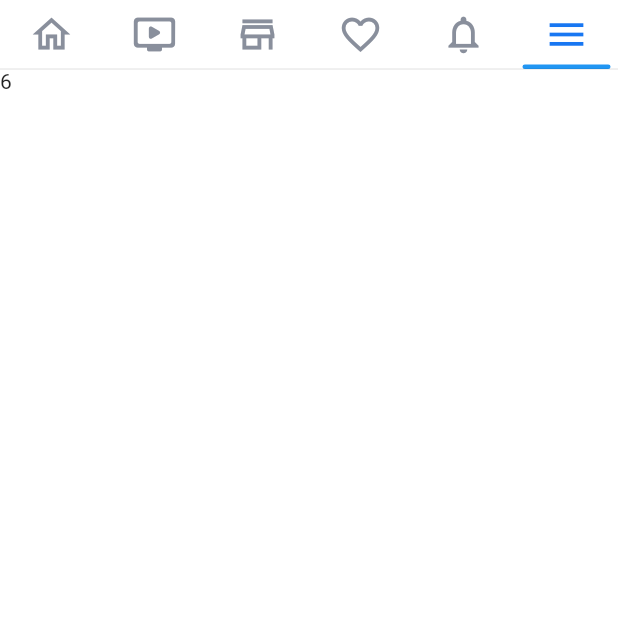
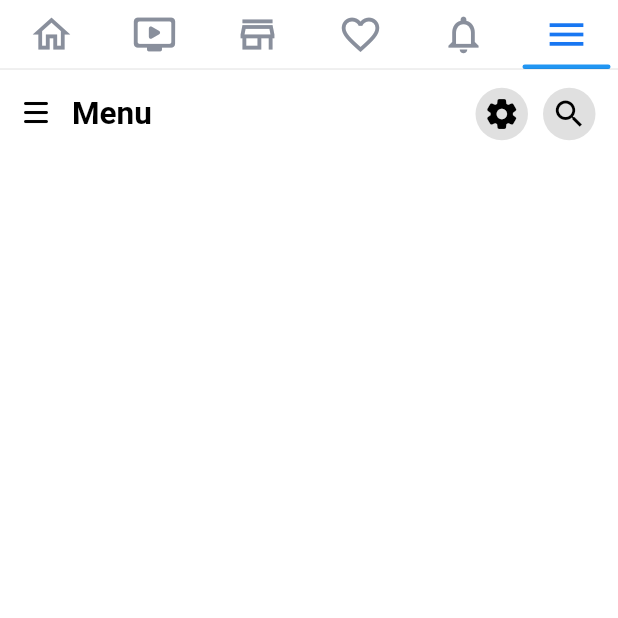
Before and after one commit to Dat-TG/facebook-clone-flutter, a Flutter app: the screen it shows after launch, tab 6 chosen, on a phone screen of 412 x 824 dp, the top half of it. Run offline on Flutter 3.47's test engine with Material 2 defaults, Android fonts, the phone set to English and light mode, and no system bars; our stand-ins replace video_player.

Commit message:
menu screen top bar

```diff
--- a/lib/features/home/screens/home_screen.dart
+++ b/lib/features/home/screens/home_screen.dart
@@ -1,6 +1,7 @@
 import 'package:facebook/constants/global_variables.dart';
 import 'package:facebook/features/dating/screens/dating_screen.dart';
 import 'package:facebook/features/home/widgets/home_app_bar.dart';
+import 'package:facebook/features/menu/screens/menu_screen.dart';
 import 'package:facebook/features/news-feed/screen/news_feed_screen.dart';
 import 'package:facebook/features/notifications/screens/notifications_screen.dart';
 import 'package:facebook/features/watch/screens/watch_screen.dart';
@@ -20,11 +21,17 @@ class _HomeScreenState extends State<HomeScreen> {
   ScrollController scrollController = ScrollController();
   late final list = <Widget>[
     NewsFeedScreen(parentScrollController: scrollController),
-    const WatchScreen(),
+    const WatchScreen(
+      key: Key('watch-screen'),
+    ),
     const Text('3'),
-    const DatingScreen(),
-    const NotificationsScreen(),
-    const Text('6')
+    const DatingScreen(
+      key: Key('dating-screen'),
+    ),
+    const NotificationsScreen(
+      key: Key('notifications-screen'),
+    ),
+    const MenuScreen()
   ];
   @override
   void initState() {
--- /dev/null
+++ b/lib/features/menu/screens/menu_screen.dart
@@ -0,0 +1,139 @@
+import 'package:flutter/material.dart';
+
+class MenuScreen extends StatefulWidget {
+  static double offset = 0;
+  const MenuScreen({super.key});
+
+  @override
+  State<MenuScreen> createState() => _MenuScreenState();
+}
+
+class _MenuScreenState extends State<MenuScreen> {
+  ScrollController scrollController =
+      ScrollController(initialScrollOffset: MenuScreen.offset);
+  ScrollController headerScrollController = ScrollController();
+
+  @override
+  void initState() {
+    super.initState();
+  }
+
+  @override
+  void dispose() {
+    scrollController.dispose();
+    headerScrollController.dispose();
+    super.dispose();
+  }
+
+  @override
+  Widget build(BuildContext context) {
+    scrollController.addListener(() {
+      headerScrollController.jumpTo(headerScrollController.offset +
+          scrollController.offset -
+          MenuScreen.offset);
+      MenuScreen.offset = scrollController.offset;
+    });
+    return Scaffold(
+      body: NestedScrollView(
+        controller: headerScrollController,
+        headerSliverBuilder: (context, innerBoxIsScrolled) => [
+          SliverAppBar(
+            toolbarHeight: 60,
+            titleSpacing: 0,
+            pinned: true,
+            floating: true,
+            primary: false,
+            centerTitle: true,
+            automaticallyImplyLeading: false,
+            snap: true,
+            forceElevated: innerBoxIsScrolled,
+            bottom: const PreferredSize(
+                preferredSize: Size.fromHeight(0), child: SizedBox()),
+            title: Padding(
+              padding: const EdgeInsets.only(right: 10),
+              child: Row(
+                mainAxisAlignment: MainAxisAlignment.spaceBetween,
+                crossAxisAlignment: CrossAxisAlignment.center,
+                children: [
+                  Row(
+                    children: [
+                      IconButton(
+                        splashRadius: 20,
+                        onPressed: () {},
+                        icon: const ImageIcon(
+                          AssetImage('assets/images/menu.png'),
+                          color: Colors.black,
+                          size: 50,
+                        ),
+                      ),
+                      const Text(
+                        'Menu',
+                        style: TextStyle(
+                          color: Colors.black,
+                          fontSize: 21,
+                          fontWeight: FontWeight.bold,
+                        ),
+                      ),
+                    ],
+                  ),
+                  Row(
+                    children: [
+                      Container(
+                        alignment: Alignment.center,
+                        width: 35,
+                        height: 35,
+                        padding: const EdgeInsets.all(0),
+                        margin: const EdgeInsets.symmetric(horizontal: 5),
+                        decoration: const BoxDecoration(
+                          shape: BoxShape.circle,
+                          color: Colors.black12,
+                        ),
+                        child: IconButton(
+                          splashRadius: 18,
+                          padding: const EdgeInsets.all(0),
+                          onPressed: () {},
+                          icon: const Icon(
+                            Icons.settings_rounded,
+                            color: Colors.black,
+                            size: 24,
+                          ),
+                        ),
+                      ),
+                      Container(
+                        alignment: Alignment.center,
+                        width: 35,
+                        height: 35,
+                        padding: const EdgeInsets.all(0),
+                        margin: const EdgeInsets.symmetric(horizontal: 5),
+                        decoration: const BoxDecoration(
+                          shape: BoxShape.circle,
+                          color: Colors.black12,
+                        ),
+                        child: IconButton(
+                          splashRadius: 18,
+                          padding: const EdgeInsets.all(0),
+                          onPressed: () {},
+                          icon: const Icon(
+                            Icons.search,
+                            color: Colors.black,
+                            size: 24,
+                          ),
+                        ),
+                      ),
+                    ],
+                  ),
+                ],
+              ),
+            ),
+          )
+        ],
+        body: SingleChildScrollView(
+          controller: scrollController,
+          child: Column(
+            children: [],
+          ),
+        ),
+      ),
+    );
+  }
+}
--- a/lib/features/watch/screens/watch_screen.dart
+++ b/lib/features/watch/screens/watch_screen.dart
@@ -93,6 +93,9 @@ class _WatchScreenState extends State<WatchScreen> {
   void dispose() {
     scrollController.dispose();
     headerScrollController.dispose();
+    /*for (int i = 0; i < videoController.length; i++) {
+      videoController[i].value?.dispose();
+    }*/
     super.dispose();
   }
 
@@ -407,6 +410,7 @@ class _WatchScreenState extends State<WatchScreen> {
             return false;
           },
           child: SingleChildScrollView(
+            controller: scrollController,
             child: Column(
               children: [
                 Column(
--- a/lib/features/watch/widgets/watch_video.dart
+++ b/lib/features/watch/widgets/watch_video.dart
@@ -32,7 +32,9 @@ class _WatchVideoState extends State<WatchVideo> {
         setState(() {
           widget.controller.value?.setVolume(1.0);
           if (widget.autoPlay == true) {
-            widget.controller.value?.play();
+            if (WatchScreen.offset == 0) {
+              widget.controller.value?.play();
+            }
           }
         });
       });
```
